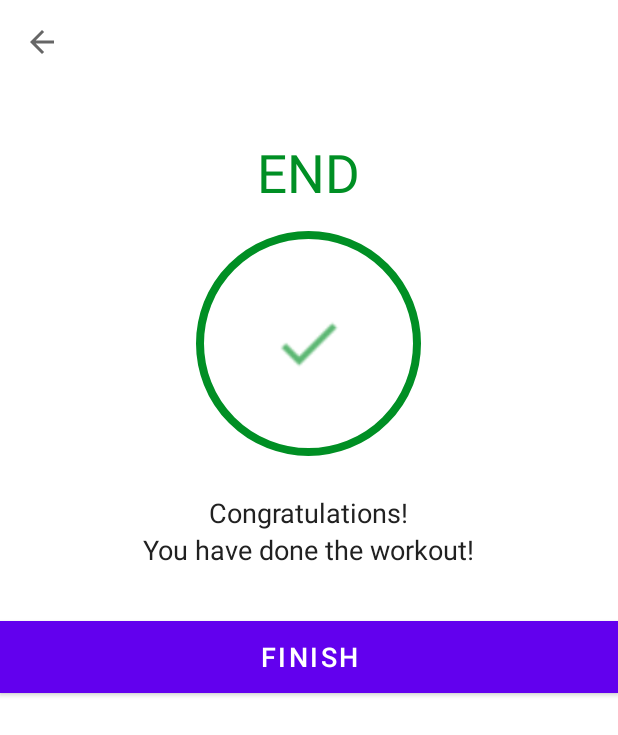
After one commit to IsikParlar/7MinutesWorkout, an Android app: the FinishActivity screen opened directly, with no data from a screen before it, on a phone screen of 412 x 824 dp. The commit adds this screen. Shown: the top 735 px of the screen. Run offline under Robolectric (Android 15) with nearby library versions, the phone set to English and light mode, and no system bars.

Commit message:
Finish Screen added

```diff
--- /dev/null
+++ b/app/src/main/java/com/example/a7minutesworkout/FinishActivity.kt
@@ -0,0 +1,28 @@
+package com.example.a7minutesworkout
+
+import androidx.appcompat.app.AppCompatActivity
+import android.os.Bundle
+import com.example.a7minutesworkout.databinding.ActivityFinishBinding
+
+class FinishActivity : AppCompatActivity() {
+    private var binding : ActivityFinishBinding?=null
+
+    override fun onCreate(savedInstanceState: Bundle?) {
+        super.onCreate(savedInstanceState)
+        binding = ActivityFinishBinding.inflate(layoutInflater)
+        setContentView(binding?.root)
+
+        setSupportActionBar(binding?.toolbarFinishActivity)
+
+        if (supportActionBar != null) {
+            supportActionBar?.setDisplayHomeAsUpEnabled(true)
+        }
+        binding?.toolbarFinishActivity?.setNavigationOnClickListener {
+            onBackPressed()
+        }
+
+        binding?.btnFinish?.setOnClickListener {
+            finish()
+        }
+    }
+}
--- /dev/null
+++ b/app/src/main/res/drawable-v24/item_circular_color_gray_background.xml
@@ -0,0 +1,6 @@
+<?xml version="1.0" encoding="utf-8"?>
+<shape xmlns:android="http://schemas.android.com/apk/res/android"
+    android:shape="oval">
+
+    <solid android:color="#C4C4C4" />
+</shape>
--- /dev/null
+++ b/app/src/main/res/layout/activity_finish.xml
@@ -0,0 +1,67 @@
+<?xml version="1.0" encoding="utf-8"?>
+<LinearLayout xmlns:android="http://schemas.android.com/apk/res/android"
+    xmlns:tools="http://schemas.android.com/tools"
+    android:layout_width="match_parent"
+    android:layout_height="match_parent"
+    android:gravity="center_horizontal"
+    android:orientation="vertical"
+    tools:context=".FinishActivity">
+
+    <androidx.appcompat.widget.Toolbar
+        android:id="@+id/toolbar_finish_activity"
+        android:layout_width="match_parent"
+        android:layout_height="?android:attr/actionBarSize"
+        android:background="#FFFFFF" />
+
+    <TextView
+        android:id="@+id/tvEnd"
+        android:layout_width="wrap_content"
+        android:layout_height="wrap_content"
+        android:layout_marginTop="35dp"
+        android:text="END"
+        android:textColor="@color/colorAccent"
+        android:textSize="35sp" />
+
+    <LinearLayout
+        android:layout_width="150dp"
+        android:layout_height="150dp"
+        android:layout_gravity="center"
+        android:layout_marginTop="15dp"
+        android:background="@drawable/item_circular_color_accent_border"
+        android:gravity="center">
+
+        <!--Here the ic_action_done image in added in the drawables folders.-->
+        <ImageView
+            android:layout_width="50dp"
+            android:layout_height="50dp"
+            android:contentDescription="@string/image"
+            android:src="@drawable/ic_action_done" />
+    </LinearLayout>
+
+    <TextView
+        android:layout_width="wrap_content"
+        android:layout_height="wrap_content"
+        android:layout_marginTop="25dp"
+        android:text="Congratulations!"
+        android:textColor="#212121"
+        android:textSize="18sp" />
+
+    <TextView
+        android:layout_width="wrap_content"
+        android:layout_height="wrap_content"
+        android:text="You have done the workout!"
+        android:textColor="#212121"
+        android:textSize="18sp" />
+
+    <Button
+        android:id="@+id/btnFinish"
+        android:layout_width="match_parent"
+        android:layout_height="wrap_content"
+        android:layout_gravity="bottom"
+        android:layout_marginTop="35dp"
+        android:background="@color/colorAccent"
+        android:text="FINISH"
+        android:textColor="#FFFFFF"
+        android:textSize="18sp" />
+
+</LinearLayout>
```
Also changed, not shown: app/src/main/AndroidManifest.xml (+8 -1 lines), app/src/main/java/com/example/a7minutesworkout/ExerciseActivity.kt (+27 -14 lines), app/src/main/java/com/example/a7minutesworkout/ExerciseStatusAdapter.kt (added, +50 -0 lines), app/src/main/res/drawable-v24/item_circular_thin_color_accent_border.xml (added, +10 -0 lines), app/src/main/res/layout/activity_exercise.xml (+10 -2 lines), app/src/main/res/layout/item_exercise_status.xml (added, +14 -0 lines), app/src/main/res/drawable/ic_action_done.png (added).
